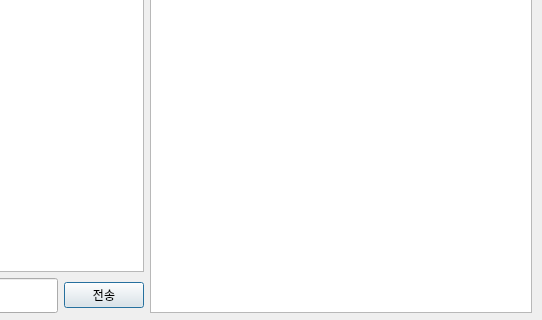
Before: the Qt Designer form QT/Client/chatting.ui in paxcho1/OOP-Project, drawn with Qt 5; both pictures show x 248 to 790 and y 307 to 627 of the 790 by 627 pixel window.
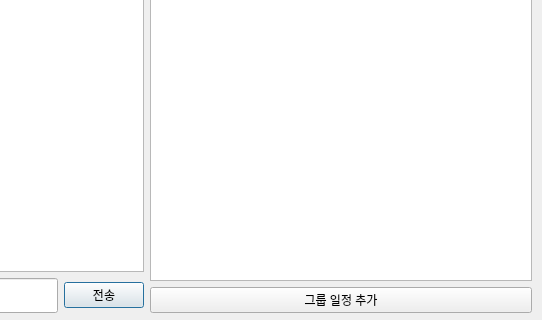
After: the same form once the commit is applied.

```diff
--- a/QT/Client/chatting.ui
+++ b/QT/Client/chatting.ui
@@ -79,6 +79,13 @@
       <item>
        <widget class="QListWidget" name="GroupScheduleList"/>
       </item>
+      <item>
+       <widget class="QPushButton" name="GroupScheduleAdd_btn">
+        <property name="text">
+         <string>그룹 일정 추가</string>
+        </property>
+       </widget>
+      </item>
      </layout>
     </item>
    </layout>
```
